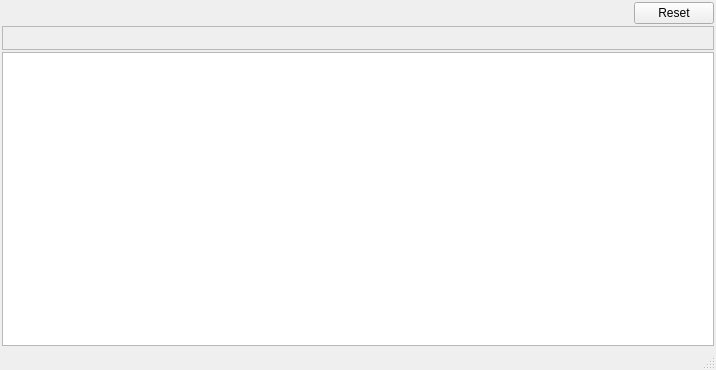
This is mainwindow.ui in kernel1024/qjrad as Qt 5 draws it before an edit. The edited form follows.
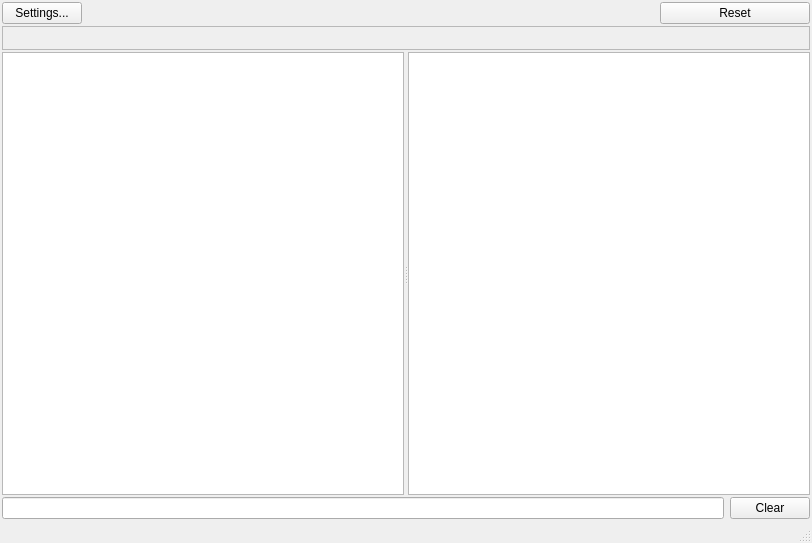
This is the edited form.

The edit to the form file:
```diff
--- a/mainwindow.ui
+++ b/mainwindow.ui
@@ -6,8 +6,8 @@
    <rect>
     <x>0</x>
     <y>0</y>
-    <width>716</width>
-    <height>370</height>
+    <width>812</width>
+    <height>543</height>
    </rect>
   </property>
   <property name="windowTitle">
@@ -23,6 +23,13 @@
     </property>
     <item>
      <layout class="QHBoxLayout" name="horizontalLayout">
+      <item>
+       <widget class="QPushButton" name="btnSettings">
+        <property name="text">
+         <string>Settings...</string>
+        </property>
+       </widget>
+      </item>
       <item>
        <spacer name="horizontalSpacer">
         <property name="orientation">
@@ -38,6 +45,12 @@
       </item>
       <item>
        <widget class="QPushButton" name="btnReset">
+        <property name="minimumSize">
+         <size>
+          <width>150</width>
+          <height>0</height>
+         </size>
+        </property>
         <property name="text">
          <string>Reset</string>
         </property>
@@ -57,6 +70,16 @@
      </widget>
     </item>
     <item>
+     <widget class="QSplitter" name="splitter">
+      <property name="sizePolicy">
+       <sizepolicy hsizetype="Expanding" vsizetype="Expanding">
+        <horstretch>0</horstretch>
+        <verstretch>0</verstretch>
+       </sizepolicy>
+      </property>
+      <property name="orientation">
+       <enum>Qt::Horizontal</enum>
+      </property>
      <widget class="QListView" name="listKanji">
       <property name="movement">
        <enum>QListView::Static</enum>
@@ -71,6 +94,29 @@
        <bool>false</bool>
       </property>
      </widget>
+      <widget class="QTextBrowser" name="infoKanji">
+       <property name="sizePolicy">
+        <sizepolicy hsizetype="Preferred" vsizetype="Expanding">
+         <horstretch>0</horstretch>
+         <verstretch>0</verstretch>
+        </sizepolicy>
+       </property>
+      </widget>
+     </widget>
+    </item>
+    <item>
+     <layout class="QHBoxLayout" name="horizontalLayout_2">
+      <item>
+       <widget class="QLineEdit" name="scratchPad"/>
+      </item>
+      <item>
+       <widget class="QPushButton" name="clearScratch">
+        <property name="text">
+         <string>Clear</string>
+        </property>
+       </widget>
+      </item>
+     </layout>
     </item>
    </layout>
   </widget>
```
Left out of the diff: 30 changed lines with no effect on the pictures. Lines whose indentation alone changed are shown as unchanged.
